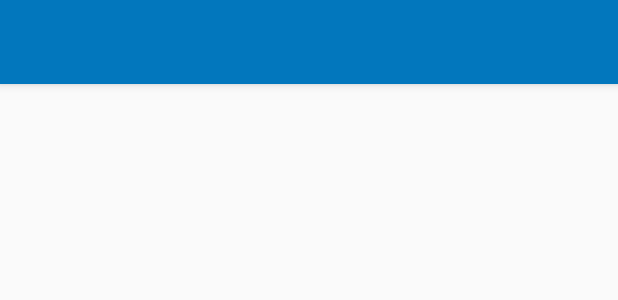
After one commit to CamillaVeloni/APP-Colecionando, an Android app: the layout toolbar.xml on its own in the app's theme, with its tools: preview values and no code run, on a phone screen of 412 x 824 dp. The commit adds this screen. Shown: the top 300 px of the screen. Run offline under Robolectric (Android 15) with nearby library versions, the phone set to English and light mode, and no system bars.

Commit message:
Commit Tela Principal - começo

```diff
--- a/app/src/main/AndroidManifest.xml
+++ b/app/src/main/AndroidManifest.xml
@@ -9,8 +9,8 @@
         android:roundIcon="@mipmap/ic_launcher_round"
         android:supportsRtl="true"
         android:theme="@style/AppTheme">
-        <activity android:name=".Activitys.CadastroActivity"></activity>
-        <activity android:name=".Activitys.MainActivity" />
+        <activity android:name=".Activitys.MainActivity"></activity>
+        <activity android:name=".Activitys.CadastroActivity" />
         <activity android:name=".Activitys.LoginActivity">
             <intent-filter>
                 <action android:name="android.intent.action.MAIN" />
--- /dev/null
+++ b/app/src/main/res/layout/toolbar.xml
@@ -0,0 +1,14 @@
+<?xml version="1.0" encoding="utf-8"?>
+<FrameLayout xmlns:android="http://schemas.android.com/apk/res/android"
+    android:layout_width="match_parent" android:layout_height="match_parent">
+
+    <android.support.v7.widget.Toolbar
+        android:id="@+id/tool_bar"
+        android:layout_width="match_parent"
+        android:layout_height="wrap_content"
+        android:background="?attr/colorPrimary"
+        android:minHeight="?attr/actionBarSize"
+        android:theme="?attr/actionBarTheme"
+        android:elevation="4dp"
+        />
+</FrameLayout>
```
Also changed, not shown: app/src/main/java/com/app/teste/colecionando/Activitys/MainActivity.java (+7 -0 lines), app/src/main/res/layout/activity_main.xml (+6 -2 lines).
